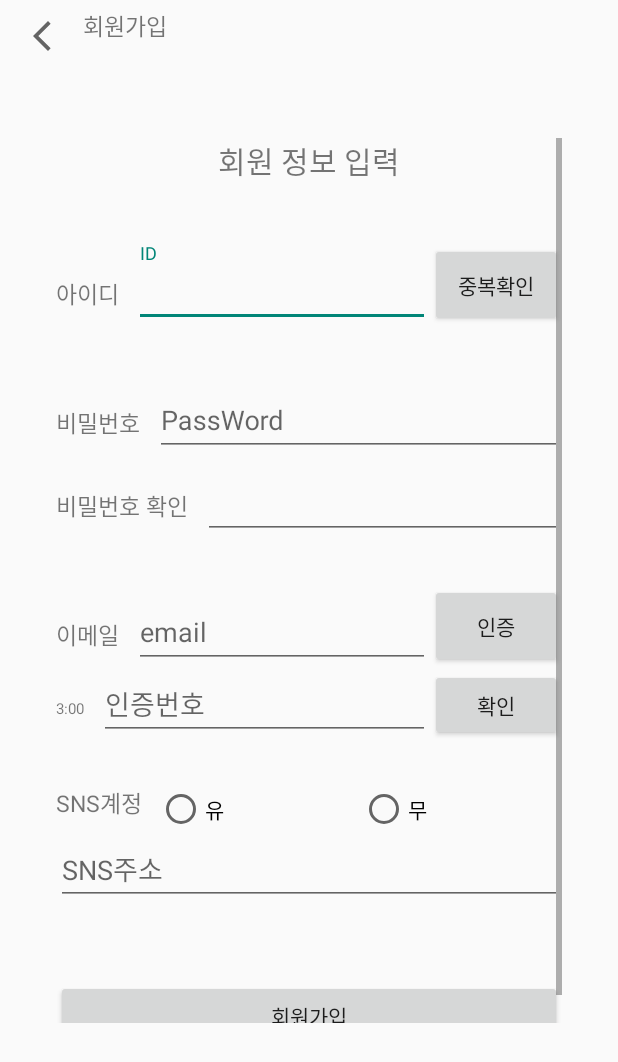
After one commit to Kal-MH/songgulsongul, an Android app: the layout activity_join_modify.xml on its own in the app's theme, with its tools: preview values and no code run, on a phone screen of 412 x 824 dp. The commit adds this screen. Shown: the top 1062 px of the screen. Run offline under Robolectric (Android 15) with nearby library versions, the phone set to English and light mode, and no system bars.

Commit message:
android_join_modify
ing...

```diff
--- a/Android/paper/app/src/main/java/smu/capstone/paper/JoinActivity.java
+++ b/Android/paper/app/src/main/java/smu/capstone/paper/JoinActivity.java
@@ -1,14 +1,38 @@
 package smu.capstone.paper;
+
+import android.os.Bundle;
+import android.os.CountDownTimer;
+import android.widget.TextView;
 
 import androidx.appcompat.app.AppCompatActivity;
 
-import android.os.Bundle;
+public class JoinActivity extends AppCompatActivity {
 
-public class JoinActivity extends AppCompatActivity {
+    TextView join_timer;
+    CountDownTimer countDownTimer;
+
+    final int MILLISINFUTURE = 180 * 1000;
+    final int COUNT_DOWN_INTERVAL = 1000;
 
     @Override
     protected void onCreate(Bundle savedInstanceState) {
         super.onCreate(savedInstanceState);
         setContentView(R.layout.activity_join);
     }
+
+    public void countDownTimer(){
+        join_timer = findViewById(R.id.join_timer);
+        countDownTimer = new CountDownTimer(MILLISINFUTURE, COUNT_DOWN_INTERVAL ) {
+            @Override
+            public void onTick(long millisUntilFinished) {
+
+            }
+
+            @Override
+            public void onFinish() {
+
+            }
+        };
+    }
+
 }
--- a/Android/paper/app/src/main/res/layout/activity_join.xml
+++ b/Android/paper/app/src/main/res/layout/activity_join.xml
@@ -51,7 +51,7 @@
                     android:layout_weight="1">
 
                     <com.google.android.material.textfield.TextInputEditText
-                        android:id="@+id/join_id"
+                        android:id="@+id/join_id_text"
                         android:layout_width="match_parent"
                         android:layout_height="wrap_content"
                         android:hint="ID" />
@@ -78,7 +78,7 @@
                 android:layout_height="match_parent">
 
                 <com.google.android.material.textfield.TextInputEditText
-                    android:id="@+id/join_pw"
+                    android:id="@+id/join_pw_text"
                     android:layout_width="match_parent"
                     android:layout_height="wrap_content"
                     android:hint="비밀번호" />
@@ -132,14 +132,14 @@
                         android:layout_weight="1">
 
                         <com.google.android.material.textfield.TextInputEditText
-                            android:id="@+id/join_email"
+                            android:id="@+id/join_email_text"
                             android:layout_width="match_parent"
                             android:layout_height="wrap_content"
                             android:hint="email" />
                     </com.google.android.material.textfield.TextInputLayout>
 
                     <Button
-                        android:id="@+id/join_email_cert_btn"
+                        android:id="@+id/join_send_btn"
                         android:layout_width="wrap_content"
                         android:layout_height="match_parent"
                         android:text="인증">
@@ -157,6 +157,7 @@
                     android:padding="20dp">
 
                     <EditText
+                        android:id="@+id/join_"
                         android:layout_width="match_parent"
                         android:layout_height="wrap_content"
                         android:layout_weight="1"
@@ -165,7 +166,7 @@
                     </EditText>
 
                     <Button
-                        android:id="@+id/join_email_check_btn"
+                        android:id="@+id/join_check_key"
                         android:layout_width="wrap_content"
                         android:layout_height="wrap_content"
                         android:text="확인">
@@ -183,19 +184,20 @@
                 android:layout_weight="1" />
 
             <RadioGroup
+                android:id="@+id/join_sns_radio"
                 android:layout_width="match_parent"
                 android:layout_height="match_parent"
                 android:orientation="horizontal">
 
                 <RadioButton
-                    android:id="@+id/radioButton"
+                    android:id="@+id/join_sns_P"
                     android:layout_width="match_parent"
                     android:layout_height="wrap_content"
                     android:layout_weight="1"
                     android:text="유" />
 
                 <RadioButton
-                    android:id="@+id/radioButton2"
+                    android:id="@+id/join_sns_N"
                     android:layout_width="match_parent"
                     android:layout_height="wrap_content"
                     android:layout_weight="1"
@@ -207,7 +209,7 @@
                 android:layout_height="match_parent">
 
                 <com.google.android.material.textfield.TextInputEditText
-                    android:id="@+id/join_snsaddr"
+                    android:id="@+id/join_sns_text"
                     android:layout_width="match_parent"
                     android:layout_height="wrap_content"
                     android:hint="sns주소" />
--- /dev/null
+++ b/Android/paper/app/src/main/res/layout/activity_join_modify.xml
@@ -0,0 +1,293 @@
+<?xml version="1.0" encoding="utf-8"?>
+<androidx.constraintlayout.widget.ConstraintLayout xmlns:android="http://schemas.android.com/apk/res/android"
+    xmlns:app="http://schemas.android.com/apk/res-auto"
+    xmlns:tools="http://schemas.android.com/tools"
+    android:layout_width="match_parent"
+    android:layout_height="wrap_content">
+
+    <ImageButton
+        android:id="@+id/find_back_btn"
+        style="@style/Widget.AppCompat.Button.Borderless"
+        android:layout_width="55dp"
+        android:layout_height="wrap_content"
+        android:layout_weight="1"
+        android:contentDescription="@string/StringValue"
+        app:layout_constraintStart_toStartOf="parent"
+        app:layout_constraintTop_toTopOf="parent"
+        app:srcCompat="@drawable/ic_baseline_arrow_back_ios_new_24"
+        tools:ignore="VectorDrawableCompat" />
+
+    <TextView
+        android:id="@+id/find_title"
+        android:layout_width="wrap_content"
+        android:layout_height="wrap_content"
+        android:layout_marginTop="5dp"
+        android:layout_marginEnd="292dp"
+        android:layout_marginRight="292dp"
+        android:text="회원가입"
+        android:textSize="15dp"
+        app:layout_constraintEnd_toEndOf="parent"
+        app:layout_constraintHorizontal_bias="0.0"
+        app:layout_constraintStart_toEndOf="@+id/find_back_btn"
+        app:layout_constraintTop_toTopOf="parent" />
+
+    <ScrollView
+        android:id="@+id/scrollView2"
+        android:layout_width="337dp"
+        android:layout_height="590dp"
+        android:layout_marginTop="92dp"
+        app:layout_constraintBottom_toBottomOf="parent"
+        app:layout_constraintEnd_toEndOf="parent"
+        app:layout_constraintStart_toStartOf="parent"
+        app:layout_constraintTop_toTopOf="parent">
+
+        <LinearLayout
+            android:id="@+id/linearLayout4"
+            android:layout_width="match_parent"
+            android:layout_height="wrap_content"
+            android:orientation="vertical">
+
+            <TextView
+                android:id="@+id/textView3"
+                android:layout_width="match_parent"
+                android:layout_height="wrap_content"
+                android:gravity="center"
+                android:text="회원 정보 입력"
+                android:textSize="20dp" />
+
+            <Space
+                android:layout_width="match_parent"
+                android:layout_height="40dp" />
+
+            <LinearLayout
+                android:layout_width="match_parent"
+                android:layout_height="wrap_content"
+                android:orientation="horizontal">
+
+                <TextView
+                    android:id="@+id/textView6"
+                    android:layout_width="wrap_content"
+                    android:layout_height="wrap_content"
+                    android:text="아이디"
+                    android:textSize="15dp" />
+
+                <Space
+                    android:layout_width="10dp"
+                    android:layout_height="match_parent" />
+
+                <com.google.android.material.textfield.TextInputLayout
+                    android:layout_width="match_parent"
+                    android:layout_height="wrap_content"
+                    android:layout_weight="1">
+
+                    <com.google.android.material.textfield.TextInputEditText
+                        android:layout_width="match_parent"
+                        android:layout_height="wrap_content"
+                        android:hint="ID" />
+
+                </com.google.android.material.textfield.TextInputLayout>
+
+                <Button
+                    android:id="@+id/button2"
+                    android:layout_width="wrap_content"
+                    android:layout_height="match_parent"
+                    android:text="중복확인" />
+            </LinearLayout>
+
+            <Space
+                android:layout_width="match_parent"
+                android:layout_height="30dp" />
+
+            <LinearLayout
+                android:layout_width="match_parent"
+                android:layout_height="wrap_content"
+                android:orientation="horizontal">
+
+                <TextView
+                    android:id="@+id/textView"
+                    android:layout_width="wrap_content"
+                    android:layout_height="wrap_content"
+                    android:text="비밀번호"
+                    android:textSize="15dp" />
+
+                <Space
+                    android:layout_width="10dp"
+                    android:layout_height="match_parent" />
+
+                <com.google.android.material.textfield.TextInputLayout
+                    android:layout_width="match_parent"
+                    android:layout_height="wrap_content"
+                    android:layout_weight="1">
+
+                    <com.google.android.material.textfield.TextInputEditText
+                        android:layout_width="match_parent"
+                        android:layout_height="wrap_content"
+                        android:hint="PassWord" />
+
+                </com.google.android.material.textfield.TextInputLayout>
+
+            </LinearLayout>
+
+            <Space
+                android:layout_width="match_parent"
+                android:layout_height="10dp" />
+
+            <LinearLayout
+                android:layout_width="match_parent"
+                android:layout_height="wrap_content"
+                android:orientation="horizontal">
+
+                <TextView
+                    android:id="@+id/textView4"
+                    android:layout_width="wrap_content"
+                    android:layout_height="wrap_content"
+                    android:text="비밀번호 확인"
+                    android:textSize="15dp" />
+
+                <Space
+                    android:layout_width="10dp"
+                    android:layout_height="match_parent" />
+
+                <EditText
+                    android:layout_width="match_parent"
+                    android:layout_height="wrap_content" />
+
+            </LinearLayout>
+
+            <Space
+                android:layout_width="match_parent"
+                android:layout_height="30dp" />
+
+            <LinearLayout
+                android:layout_width="match_parent"
+                android:layout_height="wrap_content"
+                android:orientation="vertical">
+
+                <LinearLayout
+                    android:layout_width="match_parent"
+                    android:layout_height="wrap_content"
+                    android:orientation="horizontal">
+
+                    <TextView
+                        android:id="@+id/textView5"
+                        android:layout_width="wrap_content"
+                        android:layout_height="wrap_content"
+                        android:text="이메일"
+                        android:textSize="15dp" />
+
+                    <Space
+                        android:layout_width="10dp"
+                        android:layout_height="match_parent" />
+
+                    <com.google.android.material.textfield.TextInputLayout
+                        android:layout_width="match_parent"
+                        android:layout_height="wrap_content"
+                        android:layout_weight="1">
+
+                        <com.google.android.material.textfield.TextInputEditText
+                            android:layout_width="match_parent"
+                            android:layout_height="wrap_content"
+                            android:hint="email" />
+                    </com.google.android.material.textfield.TextInputLayout>
+
+                    <Button
+                        android:id="@+id/button4"
+                        android:layout_width="wrap_content"
+                        android:layout_height="match_parent"
+                        android:text="인증" />
+
+                </LinearLayout>
+
+                <LinearLayout
+                    android:layout_width="match_parent"
+                    android:layout_height="wrap_content"
+                    android:orientation="horizontal">
+
+                    <TextView
+                        android:id="@+id/join_timer"
+                        android:layout_width="wrap_content"
+                        android:layout_height="wrap_content"
+                        android:text="TextView"
+                        tools:text="3:00"
+                        android:textSize="10dp"/>
+
+                    <Space
+                        android:layout_width="10dp"
+                        android:layout_height="match_parent" />
+
+                    <EditText
+                        android:layout_width="match_parent"
+                        android:layout_height="wrap_content"
+                        android:layout_weight="1"
+                        android:hint="인증번호" />
+
+                    <Button
+                        android:id="@+id/button5"
+                        android:layout_width="wrap_content"
+                        android:layout_height="wrap_content"
+                        android:text="확인" />
+                </LinearLayout>
+
+            </LinearLayout>
+
+            <Space
+                android:layout_width="match_parent"
+                android:layout_height="30dp" />
+
+            <LinearLayout
+                android:layout_width="match_parent"
+                android:layout_height="wrap_content"
+                android:orientation="horizontal">
+
+                <TextView
+                    android:id="@+id/textView7"
+                    android:layout_width="wrap_content"
+                    android:layout_height="wrap_content"
+                    android:text="SNS계정"
+                    android:textSize="15dp" />
+
+                <Space
+                    android:layout_width="10dp"
+                    android:layout_height="match_parent" />
+
+                <RadioGroup
+                    android:layout_width="match_parent"
+                    android:layout_height="wrap_content"
+                    android:orientation="horizontal">
+
+                    <RadioButton
+                        android:id="@+id/radioButton"
+                        android:layout_width="match_parent"
+                        android:layout_height="wrap_content"
+                        android:layout_weight="1"
+                        android:text="유" />
+
+                    <RadioButton
+                        android:id="@+id/radioButton2"
+                        android:layout_width="match_parent"
+                        android:layout_height="wrap_content"
+                        android:layout_weight="1"
+                        android:text="무" />
+                </RadioGroup>
+            </LinearLayout>
+
+            <EditText
+                android:layout_width="match_parent"
+                android:layout_height="wrap_content"
+                android:hint="SNS주소" />
+
+            <Space
+                android:layout_width="match_parent"
+                android:layout_height="50dp" />
+
+            <Button
+                android:id="@+id/button6"
+                android:layout_width="match_parent"
+                android:layout_height="wrap_content"
+                android:text="회원가입" />
+
+        </LinearLayout>
+    </ScrollView>
+
+
+</androidx.constraintlayout.widget.ConstraintLayout>
```
